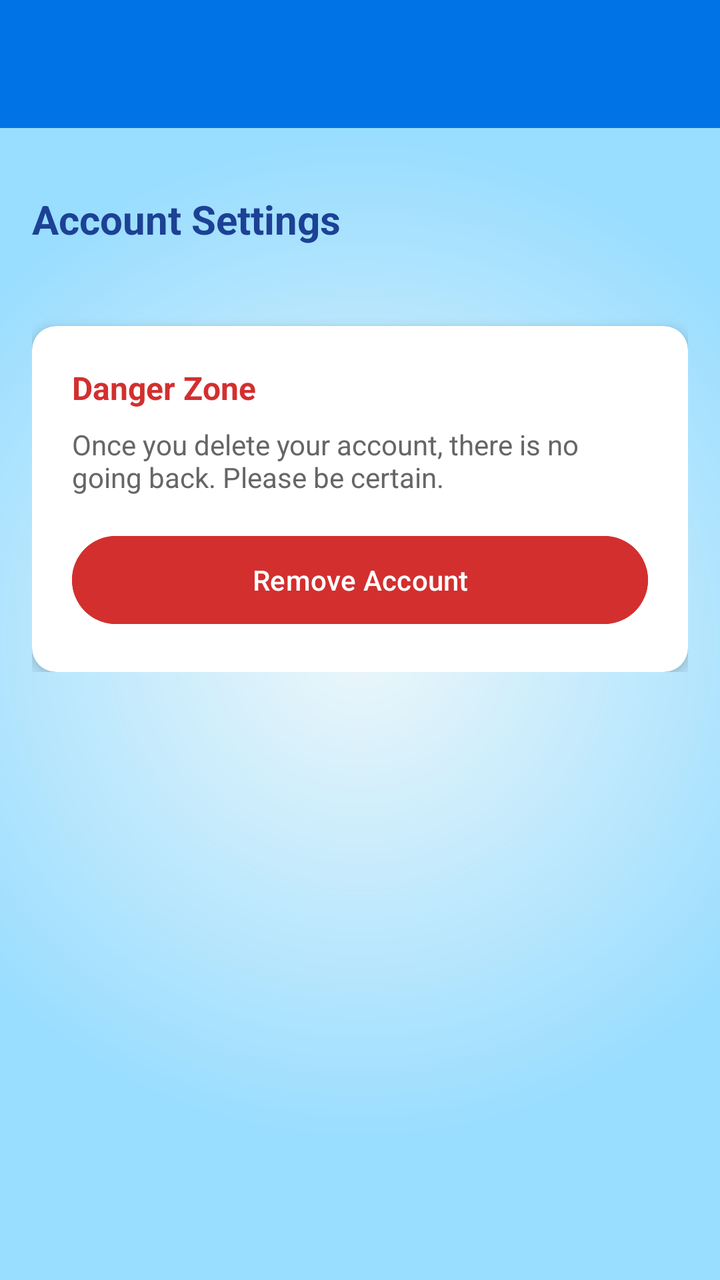
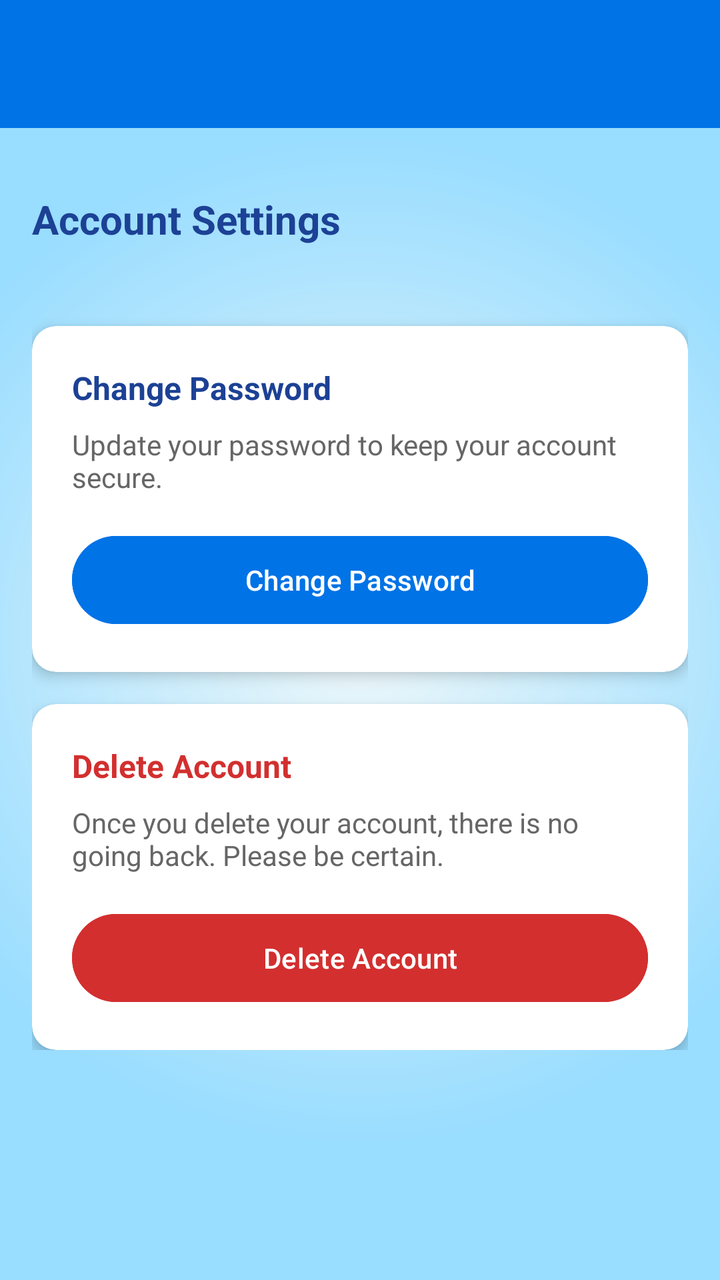

The first picture is an Android layout as it rendered before a commit; the second is the same layout after the commit. The layout source and the unified diff follow.
<!-- AndroidManifest.xml: application theme Theme.AspirePath -->
<!-- res/layout/activity_manage_account.xml -->
<?xml version="1.0" encoding="utf-8"?>
<LinearLayout xmlns:android="http://schemas.android.com/apk/res/android"
    xmlns:app="http://schemas.android.com/apk/res-auto"
    android:layout_width="match_parent"
    android:layout_height="match_parent"
    android:orientation="vertical"
    android:background="@drawable/gradient_bg">

    
    <androidx.appcompat.widget.Toolbar
        android:id="@+id/toolbar"
        android:layout_width="match_parent"
        android:layout_height="?attr/actionBarSize"
        android:background="#0073e6"
        android:theme="@style/ThemeOverlay.AppCompat.Dark.ActionBar"
        app:popupTheme="@style/ThemeOverlay.AppCompat.Light"/>

    <ScrollView
        android:layout_width="match_parent"
        android:layout_height="match_parent"
        android:padding="16dp">

        <LinearLayout
            android:layout_width="match_parent"
            android:layout_height="wrap_content"
            android:orientation="vertical">

            <TextView
                android:layout_width="wrap_content"
                android:layout_height="wrap_content"
                android:text="Account Settings"
                android:textSize="20sp"
                android:textStyle="bold"
                android:textColor="@color/blue"
                android:layout_marginTop="16dp"
                android:layout_marginBottom="24dp"/>

            
            <androidx.cardview.widget.CardView
                android:layout_width="match_parent"
                android:layout_height="wrap_content"
                app:cardCornerRadius="12dp"
                app:cardElevation="4dp"
                android:layout_marginTop="16dp">

                <LinearLayout
                    android:layout_width="match_parent"
                    android:layout_height="wrap_content"
                    android:orientation="vertical"
                    android:padding="20dp">

                    <TextView
                        android:layout_width="wrap_content"
                        android:layout_height="wrap_content"
                        android:text="Danger Zone"
                        android:textSize="16sp"
                        android:textStyle="bold"
                        android:textColor="#D32F2F"
                        android:layout_marginBottom="8dp"/>

                    <TextView
                        android:layout_width="wrap_content"
                        android:layout_height="wrap_content"
                        android:text="Once you delete your account, there is no going back. Please be certain."
                        android:textSize="14sp"
                        android:textColor="#666666"
                        android:layout_marginBottom="16dp"/>

                    <Button
                        android:id="@+id/btnDeleteAccount"
                        android:layout_width="match_parent"
                        android:layout_height="52dp"
                        android:text="Remove Account"
                        android:textAllCaps="false"
                        android:textColor="#FFFFFF"
                        android:backgroundTint="#D32F2F"
                        app:cornerRadius="26dp"/>
                </LinearLayout>
            </androidx.cardview.widget.CardView>

        </LinearLayout>
    </ScrollView>

</LinearLayout>
<!-- resources referenced by this layout -->
<resources>
  <color name="blue">#1C4195</color>
  <!-- drawable gradient_bg (drawable) -->
  <?xml version="1.0" encoding="utf-8"?>
  <shape xmlns:android="http://schemas.android.com/apk/res/android"
      android:shape="rectangle">
      <gradient
          android:startColor="#edf7fa"
          android:endColor="#99ddff"
          android:gradientRadius="70%p"
          android:type="radial"
          android:centerX="0.5"
          android:centerY="0.5"
          android:dither="true" />
  </shape>
  <style name="Theme.AspirePath" parent="Base.Theme.AspirePath" />
  <style name="Base.Theme.AspirePath" parent="Theme.Material3.DayNight.NoActionBar">
          
          <item name="colorPrimary">@color/blue</item>
          <item name="colorPrimaryVariant">#0073e6</item>
          <item name="colorOnPrimary">@color/white</item>
          <item name="android:statusBarColor">#0073e6</item>
          
      </style>
  <color name="white">#FFFFFFFF</color>
</resources>

<!-- the commit's change to res/layout/activity_manage_account.xml (unified diff, before → after) -->
@@ -52,7 +52,141 @@
                     <TextView
                         android:layout_width="wrap_content"
                         android:layout_height="wrap_content"
-                        android:text="Danger Zone"
+                        android:text="Change Password"
+                        android:textSize="16sp"
+                        android:textStyle="bold"
+                        android:textColor="@color/blue"
+                        android:layout_marginBottom="8dp"/>
+
+                    <TextView
+                        android:layout_width="wrap_content"
+                        android:layout_height="wrap_content"
+                        android:text="Update your password to keep your account secure."
+                        android:textSize="14sp"
+                        android:textColor="#666666"
+                        android:layout_marginBottom="16dp"/>
+
+                    <Button
+                        android:id="@+id/btnChangePassword"
+                        android:layout_width="match_parent"
+                        android:layout_height="52dp"
+                        android:text="Change Password"
+                        android:textAllCaps="false"
+                        android:textColor="#FFFFFF"
+                        android:backgroundTint="@color/bblue"
+                        app:cornerRadius="26dp"/>
+
+                    
+                    <LinearLayout
+                        android:id="@+id/passwordChangeForm"
+                        android:layout_width="match_parent"
+                        android:layout_height="wrap_content"
+                        android:orientation="vertical"
+                        android:layout_marginTop="16dp"
+                        android:visibility="gone">
+
+                        
+                        <com.google.android.material.textfield.TextInputLayout
+                            android:layout_width="match_parent"
+                            android:layout_height="wrap_content"
+                            android:layout_marginBottom="12dp"
+                            app:hintEnabled="false"
+                            app:passwordToggleEnabled="true">
+
+                            <EditText
+                                android:id="@+id/etCurrentPassword"
+                                android:layout_width="match_parent"
+                                android:layout_height="52dp"
+                                android:hint="Current Password"
+                                android:inputType="textPassword"
+                                android:padding="12dp"
+                                android:background="@drawable/edit_text_background_transparent"
+                                android:textSize="16sp"
+                                android:drawableStart="@drawable/ic_lock"
+                                android:drawablePadding="8dp"
+                                android:paddingEnd="45dp"/>
+
+                        </com.google.android.material.textfield.TextInputLayout>
+
+                        
+                        <com.google.android.material.textfield.TextInputLayout
+                            android:layout_width="match_parent"
+                            android:layout_height="wrap_content"
+                            android:layout_marginBottom="12dp"
+                            app:hintEnabled="false"
+                            app:passwordToggleEnabled="true">
+
+                            <EditText
+                                android:id="@+id/etNewPassword"
+                                android:layout_width="match_parent"
+                                android:layout_height="52dp"
+                                android:hint="New Password"
+                                android:inputType="textPassword"
+                                android:padding="12dp"
+                                android:background="@drawable/edit_text_background_transparent"
+                                android:textSize="16sp"
+                                android:drawableStart="@drawable/ic_lock"
+                                android:drawablePadding="8dp"
+                                android:paddingEnd="45dp"/>
+
+                        </com.google.android.material.textfield.TextInputLayout>
+
+                        
+                        <com.google.android.material.textfield.TextInputLayout
+                            android:layout_width="match_parent"
+                            android:layout_height="wrap_content"
+                            android:layout_marginBottom="16dp"
+                            app:hintEnabled="false"
+                            app:passwordToggleEnabled="true">
+
+                            <EditText
+                                android:id="@+id/etConfirmPassword"
+                                android:layout_width="match_parent"
+                                android:layout_height="52dp"
+                                android:hint="Confirm Password"
+                                android:inputType="textPassword"
+                                android:padding="12dp"
+                                android:background="@drawable/edit_text_background_transparent"
+                                android:textSize="16sp"
+                                android:drawableStart="@drawable/ic_lock"
+                                android:drawablePadding="8dp"
+                                android:paddingEnd="45dp"/>
+
+                        </com.google.android.material.textfield.TextInputLayout>
+
+                        <Button
+                            android:id="@+id/btnResetPassword"
+                            android:layout_width="match_parent"
+                            android:layout_height="52dp"
+                            android:text="Reset Password"
+                            android:textAllCaps="false"
+                            android:textColor="#FFFFFF"
+                            android:backgroundTint="@color/bblue"
+                            app:cornerRadius="26dp"/>
+
+                    </LinearLayout>
+
+                </LinearLayout>
+            </androidx.cardview.widget.CardView>
+
+            
+            <androidx.cardview.widget.CardView
+                android:layout_width="match_parent"
+                android:layout_height="wrap_content"
+                app:cardCornerRadius="12dp"
+                app:cardElevation="4dp"
+                android:layout_marginTop="16dp">
+
+                <LinearLayout
+                    android:layout_width="match_parent"
+                    android:layout_height="wrap_content"
+                    android:orientation="vertical"
+                    android:padding="20dp">
+
+                    <TextView
+                        android:layout_width="wrap_content"
+                        android:layout_height="wrap_content"
+                        android:text="Delete Account"
                         android:textSize="16sp"
                         android:textStyle="bold"
                         android:textColor="#D32F2F"
@@ -70,7 +204,7 @@
                         android:id="@+id/btnDeleteAccount"
                         android:layout_width="match_parent"
                         android:layout_height="52dp"
-                        android:text="Remove Account"
+                        android:text="Delete Account"
                         android:textAllCaps="false"
                         android:textColor="#FFFFFF"
                         android:backgroundTint="#D32F2F"
<!-- resource entries referenced after the edit -->
@@ -1,6 +1,17 @@
 <!-- resources referenced by this layout -->
 <resources>
+  <color name="bblue">#0073e6</color>
   <color name="blue">#1C4195</color>
+  <!-- drawable edit_text_background_transparent (drawable) -->
+  <?xml version="1.0" encoding="utf-8"?>
+  <shape xmlns:android="http://schemas.android.com/apk/res/android"
+      android:shape="rectangle">
+      <solid android:color="#80FFFFFF" />
+      <corners android:radius="12dp" />
+      <stroke
+          android:width="1dp"
+          android:color="#40FFFFFF" />
+  </shape>
   <!-- drawable gradient_bg (drawable) -->
   <?xml version="1.0" encoding="utf-8"?>
   <shape xmlns:android="http://schemas.android.com/apk/res/android"
@@ -14,6 +25,18 @@
           android:centerY="0.5"
           android:dither="true" />
   </shape>
+  <!-- drawable ic_lock (drawable) -->
+  <?xml version="1.0" encoding="utf-8"?>
+  <vector xmlns:android="http://schemas.android.com/apk/res/android"
+      android:width="24dp"
+      android:height="24dp"
+      android:viewportWidth="24"
+      android:viewportHeight="24"
+      android:tint="#666666">
+      <path
+          android:fillColor="@android:color/white"
+          android:pathData="M18,8h-1L17,6c0,-2.76 -2.24,-5 -5,-5S7,3.24 7,6v2L6,8c-1.1,0 -2,0.9 -2,2v10c0,1.1 0.9,2 2,2h12c1.1,0 2,-0.9 2,-2L20,10c0,-1.1 -0.9,-2 -2,-2zM12,17c-1.1,0 -2,-0.9 -2,-2s0.9,-2 2,-2 2,0.9 2,2 -0.9,2 -2,2zM15.1,8L8.9,8L8.9,6c0,-1.71 1.39,-3.1 3.1,-3.1 1.71,0 3.1,1.39 3.1,3.1v2z"/>
+  </vector>
   <style name="Theme.AspirePath" parent="Base.Theme.AspirePath" />
   <style name="Base.Theme.AspirePath" parent="Theme.Material3.DayNight.NoActionBar">
           
